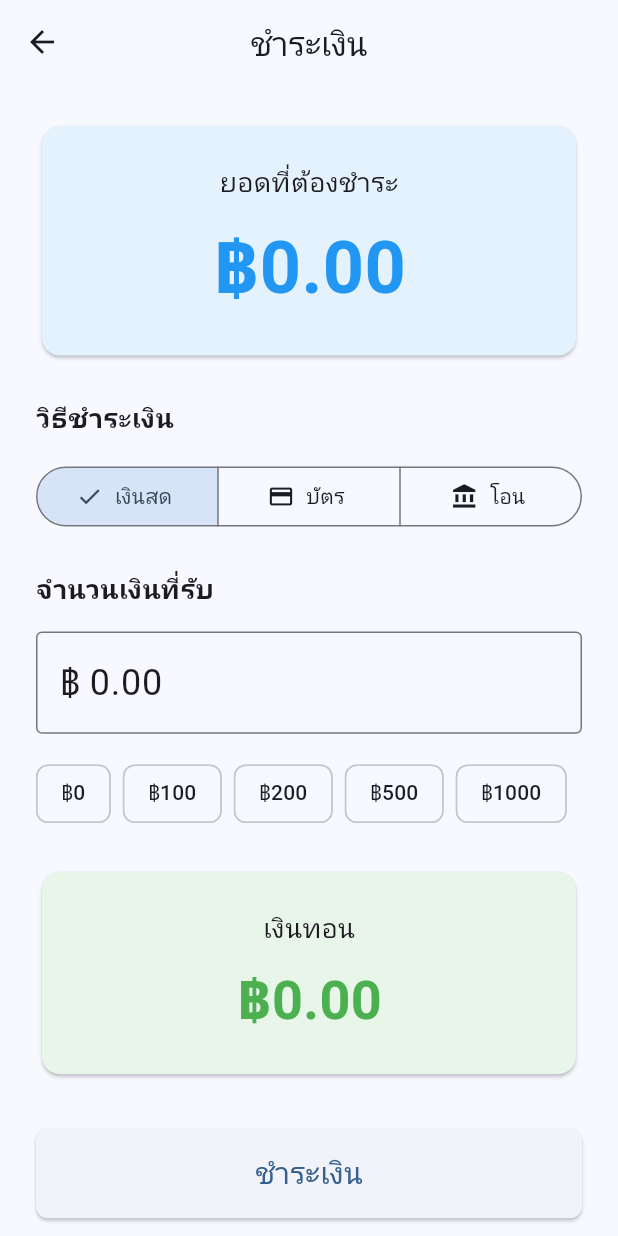
After one commit to chanturbo/pos_erp, a Flutter app: the PaymentPage screen opened directly, on a phone screen of 412 x 824 dp. The commit adds this screen. Run offline on Flutter 3.47's test engine with Material 3 defaults, Android fonts, the phone set to English and light mode, and no system bars; our stand-ins replace dio, drift, flutter_riverpod, flutter_screenutil, google_fonts, shared_preferences and 1 more; missing offline and left inert: shelf_router; accounts and stored records are empty; generated files the repository leaves out were written again; Roboto replaces fonts that are missing (Prompt).

Commit message:
Day 13: Add Payment Screen and Save Order functionality

```diff
--- a/lib/core/server/api_server.dart
+++ b/lib/core/server/api_server.dart
@@ -7,6 +7,7 @@ import 'routes/auth_routes.dart';
 import 'routes/product_routes.dart';
 import 'routes/customer_routes.dart';  // ✅ เพิ่มบรรทัดนี้
 import 'middleware/auth_middleware.dart';
+import 'routes/sales_routes.dart';
 
 class ApiServer {
   final AppDatabase db;
@@ -33,6 +34,7 @@ class ApiServer {
       // ✅ เพิ่ม Customer routes
       router.mount('/api/customers', CustomerRoutes(db).router.call);
 
+      router.mount('/api/sales', SalesRoutes(db).router.call);
       // Pipeline
       final handler = Pipeline()
           .addMiddleware(logRequests())
--- /dev/null
+++ b/lib/features/sales/presentation/pages/payment_page.dart
@@ -0,0 +1,339 @@
+import 'package:flutter/material.dart';
+import 'package:flutter_riverpod/flutter_riverpod.dart';
+import '../../../../core/client/api_client.dart';
+import '../../../auth/presentation/providers/auth_provider.dart';
+import '../providers/cart_provider.dart';
+
+class PaymentPage extends ConsumerStatefulWidget {
+  const PaymentPage({super.key});
+
+  @override
+  ConsumerState<PaymentPage> createState() => _PaymentPageState();
+}
+
+class _PaymentPageState extends ConsumerState<PaymentPage> {
+  String _paymentType = 'CASH';
+  final TextEditingController _receivedController = TextEditingController();
+  double _receivedAmount = 0;
+  bool _isProcessing = false;
+
+  @override
+  void initState() {
+    super.initState();
+    // ตั้งค่าเริ่มต้นเป็นยอดที่ต้องชำระ
+    final cartState = ref.read(cartProvider);
+    _receivedAmount = cartState.total;
+    _receivedController.text = cartState.total.toStringAsFixed(2);
+  }
+
+  @override
+  void dispose() {
+    _receivedController.dispose();
+    super.dispose();
+  }
+
+  double get _change {
+    final cartState = ref.read(cartProvider);
+    return _receivedAmount - cartState.total;
+  }
+
+  @override
+  Widget build(BuildContext context) {
+    final cartState = ref.watch(cartProvider);
+
+    return Scaffold(
+      appBar: AppBar(
+        title: const Text('ชำระเงิน'),
+      ),
+      body: SingleChildScrollView(
+        child: Padding(
+          padding: const EdgeInsets.all(24),
+          child: Center(
+            child: ConstrainedBox(
+              constraints: const BoxConstraints(maxWidth: 600),
+              child: Column(
+                crossAxisAlignment: CrossAxisAlignment.stretch,
+                children: [
+                  // ยอดที่ต้องชำระ
+                  Card(
+                    color: Colors.blue[50],
+                    child: Padding(
+                      padding: const EdgeInsets.all(24),
+                      child: Column(
+                        children: [
+                          const Text(
+                            'ยอดที่ต้องชำระ',
+                            style: TextStyle(fontSize: 18),
+                          ),
+                          const SizedBox(height: 8),
+                          Text(
+                            '฿${cartState.total.toStringAsFixed(2)}',
+                            style: const TextStyle(
+                              fontSize: 48,
+                              fontWeight: FontWeight.bold,
+                              color: Colors.blue,
+                            ),
+                          ),
+                        ],
+                      ),
+                    ),
+                  ),
+                  const SizedBox(height: 24),
+
+                  // วิธีชำระเงิน
+                  const Text(
+                    'วิธีชำระเงิน',
+                    style: TextStyle(
+                      fontSize: 18,
+                      fontWeight: FontWeight.bold,
+                    ),
+                  ),
+                  const SizedBox(height: 16),
+
+                  SegmentedButton<String>(
+                    segments: const [
+                      ButtonSegment(
+                        value: 'CASH',
+                        label: Text('เงินสด'),
+                        icon: Icon(Icons.money),
+                      ),
+                      ButtonSegment(
+                        value: 'CARD',
+                        label: Text('บัตร'),
+                        icon: Icon(Icons.credit_card),
+                      ),
+                      ButtonSegment(
+                        value: 'TRANSFER',
+                        label: Text('โอน'),
+                        icon: Icon(Icons.account_balance),
+                      ),
+                    ],
+                    selected: {_paymentType},
+                    onSelectionChanged: (Set<String> newSelection) {
+                      setState(() {
+                        _paymentType = newSelection.first;
+                      });
+                    },
+                  ),
+                  const SizedBox(height: 24),
+
+                  // จำนวนเงินที่รับ (สำหรับเงินสด)
+                  if (_paymentType == 'CASH') ...[
+                    const Text(
+                      'จำนวนเงินที่รับ',
+                      style: TextStyle(
+                        fontSize: 18,
+                        fontWeight: FontWeight.bold,
+                      ),
+                    ),
+                    const SizedBox(height: 16),
+
+                    TextField(
+                      controller: _receivedController,
+                      keyboardType: TextInputType.number,
+                      style: const TextStyle(fontSize: 24),
+                      decoration: const InputDecoration(
+                        border: OutlineInputBorder(),
+                        prefixText: '฿ ',
+                        prefixStyle: TextStyle(fontSize: 24),
+                      ),
+                      onChanged: (value) {
+                        setState(() {
+                          _receivedAmount = double.tryParse(value) ?? 0;
+                        });
+                      },
+                    ),
+                    const SizedBox(height: 16),
+
+                    // ปุ่มจำนวนเงินด่วน
+                    Wrap(
+                      spacing: 8,
+                      runSpacing: 8,
+                      children: [
+                        cartState.total,
+                        100, 200, 500, 1000,
+                      ].map((amount) {
+                        return ActionChip(
+                          label: Text('฿${amount.toStringAsFixed(0)}'),
+                          onPressed: () {
+                            setState(() {
+                              _receivedAmount = amount.toDouble();
+                              _receivedController.text = amount.toStringAsFixed(2);
+                            });
+                          },
+                        );
+                      }).toList(),
+                    ),
+                    const SizedBox(height: 24),
+
+                    // เงินทอน
+                    Card(
+                      color: _change >= 0 ? Colors.green[50] : Colors.red[50],
+                      child: Padding(
+                        padding: const EdgeInsets.all(24),
+                        child: Column(
+                          children: [
+                            Text(
+                              _change >= 0 ? 'เงินทอน' : 'ยอดขาด',
+                              style: const TextStyle(fontSize: 18),
+                            ),
+                            const SizedBox(height: 8),
+                            Text(
+                              '฿${_change.abs().toStringAsFixed(2)}',
+                              style: TextStyle(
+                                fontSize: 36,
+                                fontWeight: FontWeight.bold,
+                                color: _change >= 0 ? Colors.green : Colors.red,
+                              ),
+                            ),
+                          ],
+                        ),
+                      ),
+                    ),
+                  ],
+
+                  const SizedBox(height: 32),
+
+                  // ปุ่มชำระเงิน
+                  SizedBox(
+                    height: 60,
+                    child: ElevatedButton(
+                      onPressed: (_paymentType == 'CASH' && _change < 0) || _isProcessing
+                          ? null
+                          : _handlePayment,
+                      child: _isProcessing
+                          ? const SizedBox(
+                              height: 24,
+                              width: 24,
+                              child: CircularProgressIndicator(
+                                strokeWidth: 2,
+                                color: Colors.white,
+                              ),
+                            )
+                          : const Text(
+                              'ชำระเงิน',
+                              style: TextStyle(fontSize: 20),
+                            ),
+                    ),
+                  ),
+                ],
+              ),
+            ),
+          ),
+        ),
+      ),
+    );
+  }
+
+  Future<void> _handlePayment() async {
+    setState(() {
+      _isProcessing = true;
+    });
+
+    try {
+      final cartState = ref.read(cartProvider);
+      final authState = ref.read(authProvider);
+      final apiClient = ref.read(apiClientProvider);
+
+      // เตรียมข้อมูล Order
+      final orderData = {
+        'customer_id': cartState.customerId,
+        'customer_name': cartState.customerName,
+        'user_id': authState.user?.userId ?? 'USR001',
+        'branch_id': 'BR001',
+        'warehouse_id': 'WH001',
+        'subtotal': cartState.subtotal,
+        'discount_amount': cartState.totalDiscount,
+        'amount_before_vat': cartState.total,
+        'vat_amount': 0.0,
+        'total_amount': cartState.total,
+        'payment_type': _paymentType,
+        'paid_amount': _paymentType == 'CASH' ? _receivedAmount : cartState.total,
+        'change_amount': _paymentType == 'CASH' ? _change : 0.0,
+        'items': cartState.items.map((item) => {
+          'product_id': item.productId,
+          'product_code': item.productCode,
+          'product_name': item.productName,
+          'unit': item.unit,
+          'quantity': item.quantity,
+          'unit_price': item.price,
+          'discount_percent': 0.0,
+          'discount_amount': item.discount,
+          'amount': item.amount,
+        }).toList(),
+      };
+
+      // บันทึก Order
+      final response = await apiClient.post('/api/sales', data: orderData);
+
+      if (response.statusCode == 200) {
+        // ล้างตะกร้า
+        ref.read(cartProvider.notifier).clear();
+
+        if (mounted) {
+          // แสดง Success Dialog
+          await showDialog(
+            context: context,
+            barrierDismissible: false,
+            builder: (context) => AlertDialog(
+              title: const Row(
+                children: [
+                  Icon(Icons.check_circle, color: Colors.green, size: 32),
+                  SizedBox(width: 8),
+                  Text('ชำระเงินสำเร็จ'),
+                ],
+              ),
+              content: Column(
+                mainAxisSize: MainAxisSize.min,
+                crossAxisAlignment: CrossAxisAlignment.start,
+                children: [
+                  Text('เลขที่: ${response.data['data']['order_no']}'),
+                  Text('ยอดชำระ: ฿${cartState.total.toStringAsFixed(2)}'),
+                  if (_paymentType == 'CASH')
+                    Text('เงินทอน: ฿${_change.toStringAsFixed(2)}'),
+                ],
+              ),
+              actions: [
+                TextButton(
+                  onPressed: () {
+                    Navigator.pop(context); // Close dialog
+                    Navigator.pop(context); // Back to POS
+                  },
+                  child: const Text('ปิด'),
+                ),
+                ElevatedButton(
+                  onPressed: () {
+                    // TODO: พิมพ์ใบเสร็จ
+                    Navigator.pop(context);
+                    Navigator.pop(context);
+                    ScaffoldMessenger.of(context).showSnackBar(
+                      const SnackBar(content: Text('พิมพ์ใบเสร็จ (เร็วๆ นี้...)')),
+                    );
+                  },
+                  child: const Text('พิมพ์ใบเสร็จ'),
+                ),
+              ],
+            ),
+          );
+        }
+      } else {
+        throw Exception('Save order failed');
+      }
+    } catch (e) {
+      if (mounted) {
+        ScaffoldMessenger.of(context).showSnackBar(
+          SnackBar(
+            content: Text('เกิดข้อผิดพลาด: $e'),
+            backgroundColor: Colors.red,
+          ),
+        );
+      }
+    } finally {
+      if (mounted) {
+        setState(() {
+          _isProcessing = false;
+        });
+      }
+    }
+  }
+}
```
Also changed, not shown: lib/core/server/routes/sales_routes.dart (added, +236 -0 lines), lib/features/home/presentation/pages/home_page.dart (+16 -13 lines), lib/features/sales/presentation/pages/sales_history_page.dart (added, +26 -0 lines), lib/features/sales/presentation/widgets/cart_panel.dart (+45 -44 lines).
